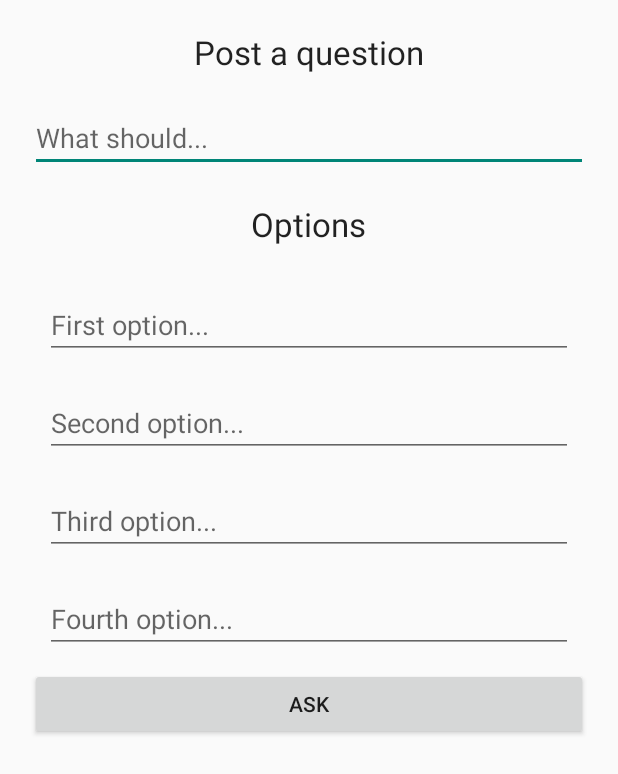
After one commit to kmangutov/CrowdSolve, an Android app: the layout fragment_post.xml on its own in the app's theme, with its tools: preview values and no code run, on a phone screen of 412 x 824 dp. The commit adds this screen. Shown: the top 774 px of the screen. Run offline under Robolectric (Android 15) with nearby library versions, the phone set to English and light mode, and no system bars.

Commit message:
question and post uis finished

```diff
--- a/app/build.gradle
+++ b/app/build.gradle
@@ -27,7 +27,7 @@ dependencies {
     compile 'io.reactivex:rxandroid:0.24.0'
     compile 'com.jakewharton:butterknife:6.1.0'
     compile 'com.squareup.retrofit:retrofit:1.9.0'
-    compile 'it.sephiroth.android.library.imagezoom:imagezoom:+'
+    compile 'com.astuetz:pagerslidingtabstrip:1.0.1'
     compile 'com.squareup.picasso:picasso:2.5.0'
 
 }
--- a/app/src/main/java/com/kmangutov/crowdsolve/MainActivity.java
+++ b/app/src/main/java/com/kmangutov/crowdsolve/MainActivity.java
@@ -35,6 +35,8 @@ public class MainActivity extends ActionBarActivity {
         setContentView(R.layout.activity_main);
         ButterKnife.inject(this);
 
+//        getActionBar().setTitle("CrowdSolve");
+
         mMyPagerAdapter = new MyPagerAdapter(this.getSupportFragmentManager());
         mPager.setAdapter(mMyPagerAdapter);
         mTabs.setViewPager(mPager);
--- a/app/src/main/res/layout/fragment_login.xml
+++ b/app/src/main/res/layout/fragment_login.xml
@@ -1,8 +1,7 @@
 <?xml version="1.0" encoding="utf-8"?>
 <FrameLayout xmlns:android="http://schemas.android.com/apk/res/android"
     android:orientation="vertical" android:layout_width="match_parent"
-    android:layout_height="wrap_content"
-    android:background="@color/color_background">
+    android:layout_height="wrap_content">
 
     <LinearLayout
         android:layout_width="fill_parent"
@@ -11,7 +10,7 @@
         <TextView
             android:layout_width="wrap_content"
             android:layout_height="wrap_content"
-            style="@style/style_text"
+
             android:text="Large Text"
             android:id="@+id/textView"
             android:gravity="center"/>
--- /dev/null
+++ b/app/src/main/res/layout/fragment_post.xml
@@ -0,0 +1,81 @@
+<?xml version="1.0" encoding="utf-8"?>
+<LinearLayout xmlns:android="http://schemas.android.com/apk/res/android"
+    android:orientation="vertical" android:layout_width="match_parent"
+    android:layout_height="match_parent"
+    android:padding="20dp">
+
+    <TextView
+        android:layout_width="wrap_content"
+        android:layout_height="wrap_content"
+        android:textAppearance="?android:attr/textAppearanceLarge"
+        android:text="Post a question"
+        android:id="@+id/textView2"
+        android:layout_gravity="center_horizontal"
+        android:layout_marginBottom="20dp"/>
+
+    <EditText
+        android:layout_width="match_parent"
+        android:layout_height="wrap_content"
+        android:id="@+id/editText"
+        android:layout_gravity="center_horizontal"
+        android:hint="What should..."/>
+
+    <TextView
+        android:layout_width="wrap_content"
+        android:layout_height="wrap_content"
+        android:textAppearance="?android:attr/textAppearanceLarge"
+        android:text="Options"
+        android:id="@+id/textView3"
+        android:layout_gravity="center_horizontal"
+        android:layout_margin="20dp"/>
+
+    <LinearLayout
+        android:orientation="vertical"
+        android:layout_width="match_parent"
+        android:layout_height="wrap_content"
+        android:layout_gravity="center_horizontal"
+        android:id="@+id/layoutOptions">
+
+        <EditText
+            android:layout_width="match_parent"
+            android:layout_height="wrap_content"
+            android:id="@+id/optionOne"
+            android:layout_gravity="center_horizontal"
+            android:hint="First option..."
+            android:layout_margin="10dp"/>
+
+        <EditText
+            android:layout_width="match_parent"
+            android:layout_height="wrap_content"
+            android:id="@+id/optionTwo"
+            android:layout_gravity="center_horizontal"
+            android:hint="Second option..."
+            android:layout_margin="10dp"/>
+
+        <EditText
+            android:layout_width="match_parent"
+            android:layout_height="wrap_content"
+            android:id="@+id/optionThree"
+            android:layout_gravity="center_horizontal"
+            android:hint="Third option..."
+            android:layout_margin="10dp"/>
+
+        <EditText
+            android:layout_width="match_parent"
+            android:layout_height="wrap_content"
+            android:id="@+id/optionFour"
+            android:layout_gravity="center_horizontal"
+            android:hint="Fourth option..."
+            android:layout_margin="10dp"/>
+
+
+    </LinearLayout>
+
+    <Button
+        android:layout_width="match_parent"
+        android:layout_height="wrap_content"
+        android:text="Ask"
+        android:id="@+id/buttonAsk"
+        android:layout_gravity="center_horizontal" />
+
+</LinearLayout>
```
Also changed, not shown: app/src/main/java/com/kmangutov/crowdsolve/adapters/MyPagerAdapter.java (+16 -4 lines), app/src/main/java/com/kmangutov/crowdsolve/views/PostFragment.java (added, +44 -0 lines), app/src/main/res/layout/fragment_question.xml (+7 -4 lines), app/src/main/res/layout/view_edittext.xml (added, +14 -0 lines), app/src/main/res/values/styles.xml (+6 -3 lines), 1 other file.
